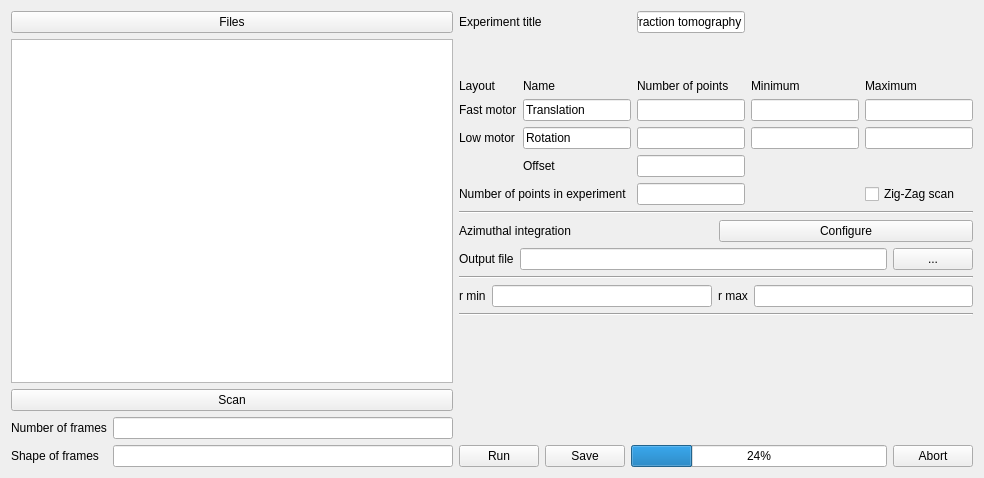
This is src/pyFAI/resources/gui/diffmap.ui in silx-kit/pyFAI as Qt 5 draws it before an edit. The edited form follows.
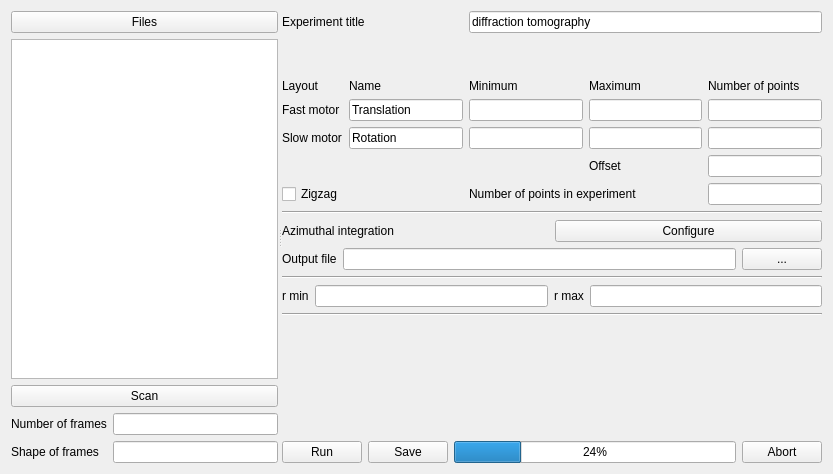
This is the edited form.

The edit to the form file:
```diff
--- a/src/pyFAI/resources/gui/diffmap.ui
+++ b/src/pyFAI/resources/gui/diffmap.ui
@@ -6,15 +6,20 @@
    <rect>
     <x>0</x>
     <y>0</y>
-    <width>984</width>
-    <height>478</height>
+    <width>833</width>
+    <height>474</height>
    </rect>
   </property>
   <property name="windowTitle">
    <string>Diffraction imaging</string>
   </property>
-  <layout class="QHBoxLayout" name="horizontalLayout_6">
+  <layout class="QVBoxLayout" name="verticalLayout_3">
    <item>
+    <widget class="QSplitter" name="splitter">
+     <property name="orientation">
+      <enum>Qt::Horizontal</enum>
+     </property>
+     <widget class="QWidget" name="layoutWidget">
     <layout class="QVBoxLayout" name="verticalLayout">
      <item>
       <layout class="QHBoxLayout" name="horizontalLayout_3">
@@ -92,22 +97,42 @@
       </layout>
      </item>
     </layout>
-   </item>
-   <item>
+     </widget>
+     <widget class="QWidget" name="layoutWidget">
     <layout class="QVBoxLayout" name="verticalLayout_2">
      <item>
       <layout class="QGridLayout" name="gridLayout">
-       <item row="0" column="0" colspan="2">
-        <widget class="QLabel" name="label_11">
+         <item row="1" column="4">
+          <spacer name="verticalSpacer_2">
+           <property name="orientation">
+            <enum>Qt::Vertical</enum>
+           </property>
+           <property name="sizeHint" stdset="0">
+            <size>
+             <width>20</width>
+             <height>40</height>
+            </size>
+           </property>
+          </spacer>
+         </item>
+         <item row="2" column="4">
+          <widget class="QLabel" name="label_6">
          <property name="text">
-          <string>Experiment title</string>
+            <string>Number of points</string>
          </property>
         </widget>
        </item>
-       <item row="0" column="2">
-        <widget class="QLineEdit" name="experimentTitle">
-         <property name="text">
-          <string>diffraction tomography</string>
+         <item row="5" column="4">
+          <widget class="QLineEdit" name="offset">
+           <property name="alignment">
+            <set>Qt::AlignRight|Qt::AlignTrailing|Qt::AlignVCenter</set>
+           </property>
+          </widget>
+         </item>
+         <item row="3" column="4">
+          <widget class="QLineEdit" name="fastMotorPts">
+           <property name="alignment">
+            <set>Qt::AlignRight|Qt::AlignTrailing|Qt::AlignVCenter</set>
          </property>
         </widget>
        </item>
@@ -137,23 +162,13 @@
          </property>
         </spacer>
        </item>
-       <item row="1" column="2">
-        <spacer name="verticalSpacer_2">
-         <property name="orientation">
-          <enum>Qt::Vertical</enum>
-         </property>
-         <property name="sizeHint" stdset="0">
-          <size>
-           <width>20</width>
-           <height>40</height>
-          </size>
-         </property>
-        </spacer>
-       </item>
-       <item row="2" column="0">
-        <widget class="QLabel" name="label_12">
-         <property name="text">
-          <string>Layout</string>
+         <item row="3" column="2">
+          <widget class="QLineEdit" name="fastMotorMinimum"/>
+         </item>
+         <item row="4" column="4">
+          <widget class="QLineEdit" name="slowMotorPts">
+           <property name="alignment">
+            <set>Qt::AlignRight|Qt::AlignTrailing|Qt::AlignVCenter</set>
          </property>
         </widget>
        </item>
@@ -164,24 +179,34 @@
          </property>
         </widget>
        </item>
-       <item row="2" column="2">
-        <widget class="QLabel" name="label_6">
+         <item row="6" column="4">
+          <widget class="QLineEdit" name="numberOfPoints">
+           <property name="toolTip">
+            <string>fast_pts * slow_pts - offset</string>
+           </property>
+           <property name="alignment">
+            <set>Qt::AlignRight|Qt::AlignTrailing|Qt::AlignVCenter</set>
+           </property>
+          </widget>
+         </item>
+         <item row="4" column="0">
+          <widget class="QLabel" name="label_2">
          <property name="text">
-          <string>Number of points</string>
+            <string>Slow motor</string>
          </property>
         </widget>
        </item>
-       <item row="2" column="3">
-        <widget class="QLabel" name="label_15">
+         <item row="0" column="0" colspan="2">
+          <widget class="QLabel" name="label_11">
          <property name="text">
-          <string>Minimum</string>
+            <string>Experiment title</string>
          </property>
         </widget>
        </item>
-       <item row="2" column="4">
-        <widget class="QLabel" name="label_16">
+         <item row="4" column="1">
+          <widget class="QLineEdit" name="slowMotorName">
          <property name="text">
-          <string>Maximum</string>
+            <string>Rotation</string>
          </property>
         </widget>
        </item>
@@ -199,81 +224,61 @@
          </property>
         </widget>
        </item>
-       <item row="3" column="2">
-        <widget class="QLineEdit" name="fastMotorPts">
-         <property name="alignment">
-          <set>Qt::AlignRight|Qt::AlignTrailing|Qt::AlignVCenter</set>
+         <item row="2" column="0">
+          <widget class="QLabel" name="label_12">
+           <property name="text">
+            <string>Layout</string>
          </property>
         </widget>
        </item>
        <item row="3" column="3">
-        <widget class="QLineEdit" name="fastMotorMinimum"/>
-       </item>
-       <item row="3" column="4">
         <widget class="QLineEdit" name="fastMotorMaximum"/>
        </item>
-       <item row="4" column="0">
-        <widget class="QLabel" name="label_2">
+         <item row="0" column="2" colspan="3">
+          <widget class="QLineEdit" name="experimentTitle">
          <property name="text">
-          <string>Low motor</string>
+            <string>diffraction tomography</string>
          </property>
         </widget>
        </item>
-       <item row="4" column="1">
-        <widget class="QLineEdit" name="slowMotorName">
-         <property name="text">
-          <string>Rotation</string>
-         </property>
-        </widget>
-       </item>
-       <item row="4" column="2">
-        <widget class="QLineEdit" name="slowMotorPts">
-         <property name="alignment">
-          <set>Qt::AlignRight|Qt::AlignTrailing|Qt::AlignVCenter</set>
-         </property>
-        </widget>
-       </item>
-       <item row="4" column="3">
-        <widget class="QLineEdit" name="slowMotorMinimum"/>
-       </item>
-       <item row="4" column="4">
-        <widget class="QLineEdit" name="slowMotorMaximum"/>
-       </item>
-       <item row="5" column="1">
+         <item row="5" column="3">
         <widget class="QLabel" name="label_3">
          <property name="text">
           <string>Offset</string>
          </property>
         </widget>
        </item>
-       <item row="5" column="2">
-        <widget class="QLineEdit" name="offset">
-         <property name="alignment">
-          <set>Qt::AlignRight|Qt::AlignTrailing|Qt::AlignVCenter</set>
-         </property>
-        </widget>
-       </item>
-       <item row="6" column="0" colspan="2">
+         <item row="6" column="2" colspan="2">
         <widget class="QLabel" name="label_4">
          <property name="text">
           <string>Number of points in experiment</string>
          </property>
         </widget>
        </item>
-       <item row="6" column="2">
-        <widget class="QLineEdit" name="numberOfPoints">
-         <property name="toolTip">
-          <string>fast_pts * slow_pts - offset</string>
-         </property>
-         <property name="alignment">
-          <set>Qt::AlignRight|Qt::AlignTrailing|Qt::AlignVCenter</set>
+         <item row="4" column="2">
+          <widget class="QLineEdit" name="slowMotorMinumum"/>
+         </item>
+         <item row="4" column="3">
+          <widget class="QLineEdit" name="slowMotorMaximum"/>
+         </item>
+         <item row="6" column="0">
+          <widget class="QCheckBox" name="zigzagBox">
+           <property name="text">
+            <string>Zigzag</string>
+           </property>
+          </widget>
+         </item>
+         <item row="2" column="2">
+          <widget class="QLabel" name="label_15">
+           <property name="text">
+            <string>Minimum</string>
          </property>
         </widget>
        </item>
-       <item row="6" column="4">
-        <widget class="QCheckBox" name="zigzagScan">
+         <item row="2" column="3">
+          <widget class="QLabel" name="label_16">
          <property name="text">
-          <string>Zig-Zag scan</string>
+            <string>Maximum</string>
          </property>
         </widget>
        </item>
@@ -409,6 +414,8 @@
       </layout>
      </item>
     </layout>
+     </widget>
+    </widget>
    </item>
   </layout>
  </widget>
```
Left out of the diff: 2 changed lines with no effect on the pictures. Lines whose indentation alone changed are shown as unchanged.
